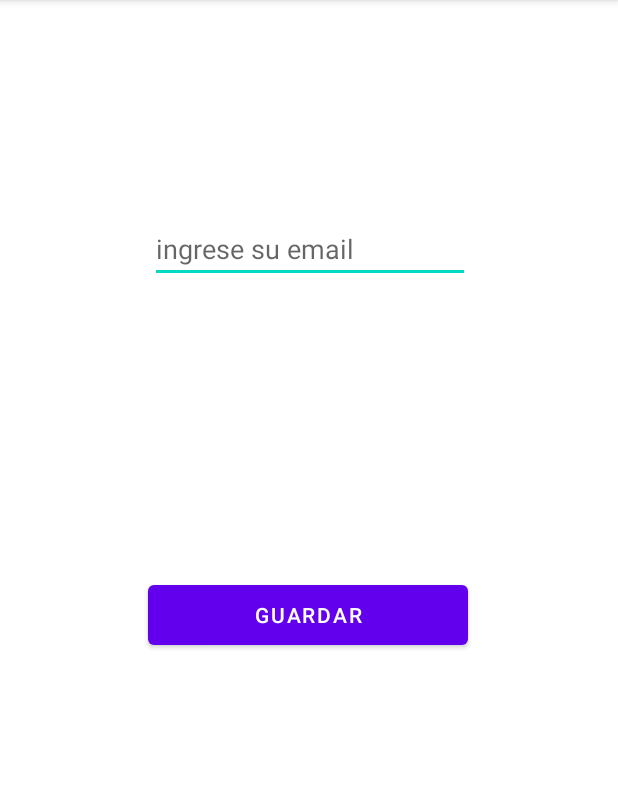
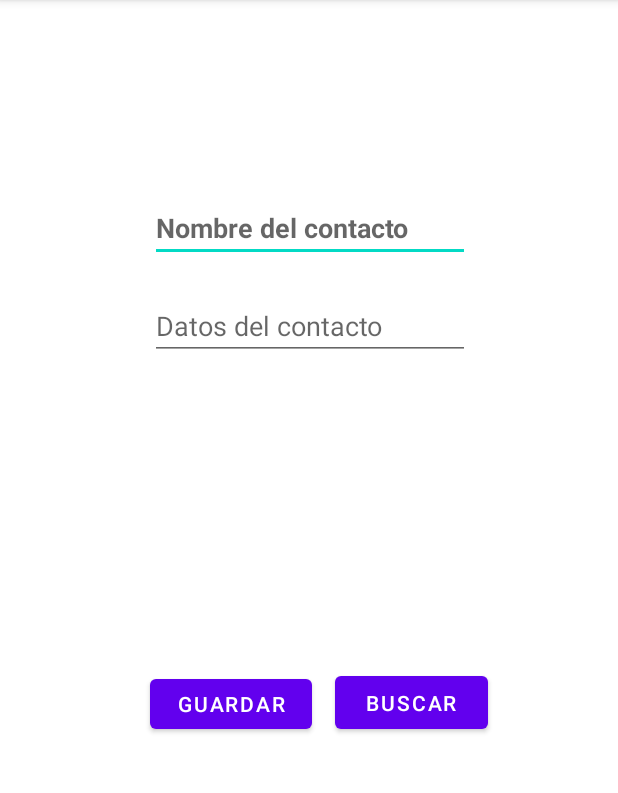
Before and after one commit to EdManDev/17SIST7010, an Android app: the screen it shows after launch (MainActivity), on a phone screen of 412 x 824 dp, the part 84-877 px from its top. Run offline under Robolectric (Android 15) with nearby library versions, the phone set to English and light mode, and no system bars.

Commit message:
Agenda de contactos con la clase SharedPreferences  done

```diff
--- a/app/src/main/java/com/example/a17_sist_7_010/MainActivity.java
+++ b/app/src/main/java/com/example/a17_sist_7_010/MainActivity.java
@@ -7,28 +7,46 @@ import android.content.SharedPreferences;
 import android.os.Bundle;
 import android.view.View;
 import android.widget.EditText;
+import android.widget.Toast;
 
 public class MainActivity extends AppCompatActivity {
 
-  private EditText et1;
+  private EditText et_nombre, et_datos;
 
   @Override
   protected void onCreate(Bundle savedInstanceState) {
     super.onCreate(savedInstanceState);
     setContentView(R.layout.activity_main);
 
-    et1 = (EditText)findViewById(R.id.txt_mail);
-
-    SharedPreferences preferences = getSharedPreferences("datos", Context.MODE_PRIVATE);
-    et1.setText(preferences.getString("mail", ""));
+    et_nombre = (EditText)findViewById(R.id.txt_nombre);
+    et_datos = (EditText)findViewById(R.id.txt_datos);
   }
 
-  //  Methodo para el Button Guardar
-  public void Guardar(View view){
-    SharedPreferences preferences = getSharedPreferences("datos", Context.MODE_PRIVATE);
-    SharedPreferences.Editor Obj_editor = preferences.edit();
-    Obj_editor.putString("mail", et1.getText().toString());
-    Obj_editor.commit();
-    finish();
+
+  //  METHODO PARA GUARDAR
+  public void Guardar(View view) {
+    String nombre = et_nombre.getText().toString();
+    String datos = et_datos.getText().toString();
+
+    SharedPreferences preferences = getSharedPreferences("agenda", Context.MODE_PRIVATE);
+    SharedPreferences.Editor obj_editor = preferences.edit();
+    obj_editor.putString(nombre, datos);
+    obj_editor.commit();
+
+    Toast.makeText( this,"El contacto ha sido guardado", Toast.LENGTH_SHORT).show();
+  }
+
+  //  METHODO PARA BUSCAR
+  public void Buscar (View view) {
+    String nombre = et_nombre.getText().toString();
+    SharedPreferences preferences = getSharedPreferences("agenda", Context.MODE_PRIVATE);
+    String datos = preferences.getString(nombre, "");
+
+    if (datos.length() == 0){
+      Toast.makeText(this, "no se encontro ningun registro", Toast.LENGTH_SHORT).show();
+    }
+    else{
+      et_datos.setText(datos);
+    }
   }
 }
--- a/app/src/main/res/layout/activity_main.xml
+++ b/app/src/main/res/layout/activity_main.xml
@@ -6,32 +6,54 @@
   android:layout_height="match_parent"
   tools:context=".MainActivity">
 
-
   <EditText
-    android:id="@+id/txt_mail"
+    android:id="@+id/txt_nombre"
     android:layout_width="wrap_content"
     android:layout_height="wrap_content"
     android:ems="10"
-    android:hint="@string/txt_mail"
-    android:inputType="textPersonName"
-    android:text="Name"
+    android:hint="@string/txt_nombre"
+    android:textStyle="bold"
     app:layout_constraintBottom_toBottomOf="parent"
     app:layout_constraintEnd_toEndOf="parent"
     app:layout_constraintHorizontal_bias="0.503"
     app:layout_constraintStart_toStartOf="parent"
     app:layout_constraintTop_toTopOf="parent"
-    app:layout_constraintVertical_bias="0.198" />
+    app:layout_constraintVertical_bias="0.179" />
+
+  <EditText
+    android:id="@+id/txt_datos"
+    android:layout_width="wrap_content"
+    android:layout_height="wrap_content"
+    android:layout_marginTop="20dp"
+    android:ems="10"
+    android:hint="@string/txt_datos"
+    app:layout_constraintEnd_toEndOf="parent"
+    app:layout_constraintHorizontal_bias="0.503"
+    app:layout_constraintStart_toStartOf="parent"
+    app:layout_constraintTop_toBottomOf="@+id/txt_nombre" />
 
   <Button
     android:id="@+id/button2"
-    android:layout_width="213dp"
-    android:layout_height="52dp"
-    android:layout_marginBottom="332dp"
+    android:layout_width="108dp"
+    android:layout_height="45dp"
+    android:layout_marginBottom="276dp"
     android:onClick="Guardar"
-    android:text="@string/Button"
-    android:textColorHint="#FFFFFF"
+    android:text="@string/buttonGuardar"
+    app:layout_constraintBottom_toBottomOf="parent"
+    app:layout_constraintEnd_toStartOf="@+id/button1"
+    app:layout_constraintHorizontal_bias="0.869"
+    app:layout_constraintStart_toStartOf="parent" />
+
+  <Button
+    android:id="@+id/button1"
+    android:layout_width="102dp"
+    android:layout_height="47dp"
+    android:layout_marginBottom="276dp"
+    android:onClick="Buscar"
+    android:text="@string/buttonBuscar"
     app:layout_constraintBottom_toBottomOf="parent"
     app:layout_constraintEnd_toEndOf="parent"
-    app:layout_constraintHorizontal_bias="0.496"
+    app:layout_constraintHorizontal_bias="0.72"
     app:layout_constraintStart_toStartOf="parent" />
+
 </androidx.constraintlayout.widget.ConstraintLayout>
--- a/app/src/main/res/layout/activity_main2.xml
+++ b/app/src/main/res/layout/activity_main2.xml
@@ -22,7 +22,7 @@
     android:layout_width="408dp"
     android:layout_height="50dp"
     android:onClick="Cerrar"
-    android:text="@string/ButtonCerrar"
+    android:text="@string/buttonGuardar"
     android:textSize="24sp"
     app:layout_constraintBottom_toBottomOf="parent"
     app:layout_constraintEnd_toEndOf="parent"
--- a/app/src/main/res/values/strings.xml
+++ b/app/src/main/res/values/strings.xml
@@ -1,8 +1,7 @@
 <resources>
     <string name="app_name">17-SIST-7-010</string>
-    <string name="txt_web">ingresa el sitio web</string>
-    <string name="ButtonIR">Ir al Sitio</string>
-    <string name="txt_mail" >ingrese su email</string>
-    <string name="Button" >Guardar</string>
-    <string name="ButtonCerrar">Cerrar</string>
+    <string name="txt_nombre">Nombre del contacto</string>
+    <string name="txt_datos">Datos del contacto</string>
+    <string name="buttonGuardar">Guardar</string>
+    <string name="buttonBuscar">Buscar</string>
 </resources>
```
